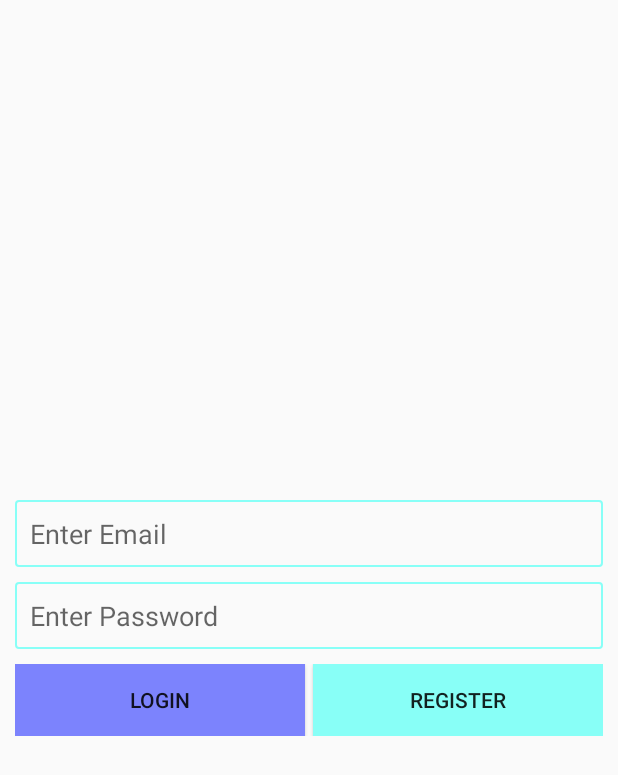
After one commit to gurpreetsinghmal/SocialMediAapp, an Android app: the LoginActivity screen opened directly, with no data from a screen before it, on a phone screen of 412 x 824 dp. The commit adds this screen. Shown: the top 775 px of the screen. Run offline under Robolectric (Android 15) with nearby library versions, the phone set to English and light mode, and no system bars; our stand-ins replace Firebase (no records; nobody signed in at launch, a user with empty details on screens opened directly); 1 statement that could not run was skipped.

Commit message:
Social Media app

```diff
--- a/app/build.gradle
+++ b/app/build.gradle
@@ -36,7 +36,10 @@ dependencies {
     implementation 'com.google.firebase:firebase-auth:21.0.1'
     implementation 'com.google.firebase:firebase-database:20.0.1'
     implementation 'com.google.firebase:firebase-storage:20.0.0'
+    implementation 'com.google.android.gms:play-services-auth:19.0.0'
     testImplementation 'junit:junit:4.+'
     androidTestImplementation 'androidx.test.ext:junit:1.1.3'
     androidTestImplementation 'androidx.test.espresso:espresso-core:3.4.0'
+    api 'com.theartofdev.edmodo:android-image-cropper:2.8.+'
+
 }
--- /dev/null
+++ b/app/src/main/java/com/technominds/lecture/socialmediaapp/LoginActivity.java
@@ -0,0 +1,98 @@
+package com.technominds.lecture.socialmediaapp;
+
+import androidx.annotation.NonNull;
+import androidx.appcompat.app.AppCompatActivity;
+
+import android.content.Intent;
+import android.os.Bundle;
+import android.view.View;
+import android.widget.EditText;
+import android.widget.Toast;
+
+import com.google.android.gms.tasks.OnFailureListener;
+import com.google.android.gms.tasks.OnSuccessListener;
+import com.google.firebase.auth.AuthResult;
+import com.google.firebase.auth.FirebaseAuth;
+import com.google.firebase.auth.FirebaseUser;
+
+public class LoginActivity extends AppCompatActivity {
+
+    EditText email,password;
+    FirebaseAuth mauth;
+    @Override
+    protected void onCreate(Bundle savedInstanceState) {
+        super.onCreate(savedInstanceState);
+        setContentView(R.layout.activity_login);
+        email=findViewById(R.id.login_email);
+        password=findViewById(R.id.login_password);
+
+        mauth=FirebaseAuth.getInstance();
+    }
+
+    private void gotoprofile()
+    {
+        startActivity(new Intent(LoginActivity.this,MyProfile.class));
+        finish();
+    }
+
+    @Override
+    protected void onStart() {
+        super.onStart();
+        FirebaseUser user=mauth.getCurrentUser();
+        if(user!=null)
+        {
+            gotoprofile();
+        }
+    }
+
+    public void loginnow(View view) {
+        if (email.getText().toString().isEmpty()) {
+            Toast.makeText(this, "Please Enter Email", Toast.LENGTH_SHORT).show();
+        } else if (password.getText().toString().isEmpty()) {
+            Toast.makeText(this, "Please Enter Password", Toast.LENGTH_SHORT).show();
+        } else {
+            String semail = email.getText().toString();
+            String spassword = password.getText().toString();
+            mauth.signInWithEmailAndPassword(semail, spassword)
+                    .addOnSuccessListener(new OnSuccessListener<AuthResult>() {
+                        @Override
+                        public void onSuccess(AuthResult authResult) {
+                            gotoprofile();
+                        }
+                    }).addOnFailureListener(new OnFailureListener() {
+                @Override
+                public void onFailure(@NonNull Exception e) {
+                    Toast.makeText(LoginActivity.this, "" + e.getMessage(), Toast.LENGTH_SHORT).show();
+                }
+            });
+        }
+
+    }
+    public void registernow(View view)
+    {
+        if (email.getText().toString().isEmpty())
+        {
+            Toast.makeText(this, "Please Enter Email", Toast.LENGTH_SHORT).show();
+        } else if (password.getText().toString().isEmpty())
+        {
+            Toast.makeText(this, "Please Enter Password", Toast.LENGTH_SHORT).show();
+        } else
+        {
+            String semail = email.getText().toString();
+            String spassword = password.getText().toString();
+            mauth.createUserWithEmailAndPassword(semail, spassword)
+                    .addOnSuccessListener(new OnSuccessListener<AuthResult>() {
+                        @Override
+                        public void onSuccess(AuthResult authResult) {
+                            gotoprofile();
+
+                        }
+                    }).addOnFailureListener(new OnFailureListener() {
+                @Override
+                public void onFailure(@NonNull Exception e) {
+                    Toast.makeText(LoginActivity.this, "" + e.getMessage(), Toast.LENGTH_SHORT).show();
+                }
+            });
+        }
+    }
+}
--- a/app/src/main/java/com/technominds/lecture/socialmediaapp/SplashScreen.java
+++ b/app/src/main/java/com/technominds/lecture/socialmediaapp/SplashScreen.java
@@ -25,7 +25,7 @@ public class SplashScreen extends AppCompatActivity {
         new Handler().postDelayed(new Runnable() {
             @Override
             public void run() {
-                startActivity(new Intent(SplashScreen.this,MyProfile.class));
+                startActivity(new Intent(SplashScreen.this,LoginActivity.class));
                 finish();
             }
         }, 3000);
--- /dev/null
+++ b/app/src/main/res/drawable/border_bg.xml
@@ -0,0 +1,6 @@
+<?xml version="1.0" encoding="utf-8"?>
+<shape android:shape="rectangle" xmlns:android="http://schemas.android.com/apk/res/android">
+    <stroke android:width="1dp" android:color="@color/color4" />
+    <size android:width="100dp" android:height="20dp" />
+    <corners android:radius="2dp" />
+</shape>
--- /dev/null
+++ b/app/src/main/res/layout/activity_login.xml
@@ -0,0 +1,65 @@
+<?xml version="1.0" encoding="utf-8"?>
+<RelativeLayout xmlns:android="http://schemas.android.com/apk/res/android"
+    xmlns:app="http://schemas.android.com/apk/res-auto"
+    xmlns:tools="http://schemas.android.com/tools"
+    android:layout_width="match_parent"
+    android:layout_height="match_parent"
+    tools:context=".LoginActivity">
+
+    <LinearLayout
+        android:layout_width="match_parent"
+        android:layout_height="wrap_content"
+        android:orientation="vertical"
+        android:layout_centerInParent="true"
+        android:padding="10dp"
+        >
+        <EditText
+            android:layout_width="match_parent"
+            android:layout_height="wrap_content"
+            android:id="@+id/login_email"
+            android:hint="Enter Email"
+            android:background="@drawable/border_bg"
+            android:padding="10dp"
+            android:inputType="text"
+            android:maxLength="25"
+            android:layout_marginBottom="10dp"
+            />
+        <EditText
+            android:layout_width="match_parent"
+            android:layout_height="wrap_content"
+            android:id="@+id/login_password"
+            android:hint="Enter Password"
+            android:background="@drawable/border_bg"
+            android:padding="10dp"
+            android:inputType="textPassword"
+            android:maxLength="25"
+            android:layout_marginBottom="10dp"
+            />
+        <LinearLayout
+            android:layout_width="match_parent"
+            android:layout_height="wrap_content"
+            android:orientation="horizontal"
+            android:weightSum="2"
+            >
+            <Button
+                android:layout_width="0dp"
+                android:layout_height="wrap_content"
+                android:background="@color/color1"
+                android:layout_weight="1"
+                android:text="Login"
+                android:onClick="loginnow"
+                />
+            <Button
+                android:layout_marginLeft="5dp"
+                android:layout_width="0dp"
+                android:layout_weight="1"
+                android:layout_height="wrap_content"
+                android:background="@color/color4"
+                android:text="Register"
+                android:onClick="registernow"
+                />
+        </LinearLayout>
+
+    </LinearLayout>
+
+</RelativeLayout>
--- a/app/src/main/res/values/themes.xml
+++ b/app/src/main/res/values/themes.xml
@@ -13,4 +13,7 @@
         <item name="android:statusBarColor" tools:targetApi="l">?attr/colorPrimaryVariant</item>
         <!-- Customize your theme here. -->
     </style>
+    <style name="circularimage">
+        <item name="cornerSize">50%</item>
+    </style>
 </resources>
```
Also changed, not shown: app/src/main/AndroidManifest.xml (+15 -3 lines), app/src/main/java/com/technominds/lecture/socialmediaapp/HomeActivity.java (added, +14 -0 lines), app/src/main/java/com/technominds/lecture/socialmediaapp/MyProfile.java (+111 -0 lines), app/src/main/res/layout/activity_home.xml (added, +9 -0 lines), app/src/main/res/layout/activity_my_profile.xml (+38 -6 lines).
